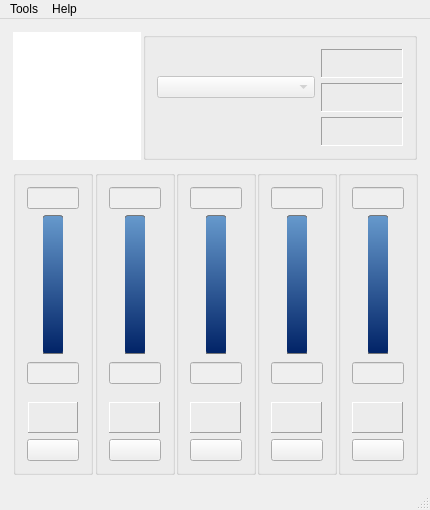
Before: the Qt Designer form gui_mainwindow.ui in Shub77/phoebetria-code, drawn with Qt 5.
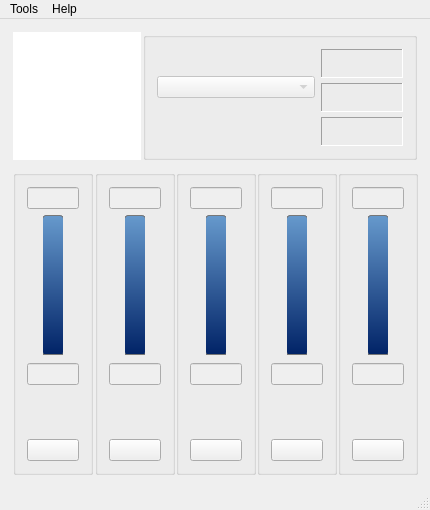
After: the same form once the commit is applied. Icons and pictures are not drawn.

Commit message: Converted Channel Icons to Buttons

```diff
--- a/gui_mainwindow.ui
+++ b/gui_mainwindow.ui
@@ -785,49 +785,42 @@
             <number>0</number>
            </property>
            <item>
-            <widget class="QLabel" name="label_9">
-             <property name="sizePolicy">
-              <sizepolicy hsizetype="Fixed" vsizetype="Fixed">
-               <horstretch>0</horstretch>
-               <verstretch>0</verstretch>
-              </sizepolicy>
-             </property>
+            <widget class="QPushButton" name="ctrl_channel1Select">
              <property name="minimumSize">
               <size>
                <width>50</width>
                <height>30</height>
               </size>
              </property>
-             <property name="font">
-              <font>
-               <family>Arial Black</family>
-               <pointsize>16</pointsize>
-               <weight>50</weight>
-               <italic>false</italic>
-               <bold>false</bold>
-              </font>
-             </property>
-             <property name="toolTip">
-              <string>Channel</string>
+             <property name="maximumSize">
+              <size>
+               <width>50</width>
+               <height>30</height>
+              </size>
              </property>
              <property name="styleSheet">
-              <string notr="true">background-image: url(:/Images/channel_1.png);
-margin:-2px;</string>
+              <string notr="true">QPushButton {
+	border: none;
+	margin: 0px;
+    padding: 0px;
+	image: url(:/Images/channel_1.png)
+}
+
+QPushButton:hover {
+	border: none;
+	margin: 0px;
+    padding: 0px;
+	image: url(:/Images/channel_1_hover.png)
+}</string>
              </property>
-             <property name="frameShape">
-              <enum>QFrame::Panel</enum>
+             <property name="iconSize">
+              <size>
+               <width>50</width>
+               <height>30</height>
+              </size>
              </property>
-             <property name="frameShadow">
-              <enum>QFrame::Raised</enum>
-             </property>
-             <property name="text">
-              <string/>
-             </property>
-             <property name="alignment">
-              <set>Qt::AlignCenter</set>
-             </property>
-             <property name="indent">
-              <number>0</number>
+             <property name="flat">
+              <bool>false</bool>
              </property>
             </widget>
            </item>
@@ -1079,47 +1072,49 @@
          </item>
          <item>
           <layout class="QHBoxLayout" name="horizontalLayout_20">
+           <property name="spacing">
+            <number>0</number>
+           </property>
            <item>
-            <widget class="QLabel" name="label_6">
-             <property name="sizePolicy">
-              <sizepolicy hsizetype="Fixed" vsizetype="Fixed">
-               <horstretch>0</horstretch>
-               <verstretch>0</verstretch>
-              </sizepolicy>
-             </property>
+            <widget class="QPushButton" name="ctrl_channel2Select">
              <property name="minimumSize">
               <size>
-               <width>51</width>
+               <width>50</width>
                <height>30</height>
               </size>
              </property>
-             <property name="font">
-              <font>
-               <family>Arial Black</family>
-               <pointsize>16</pointsize>
-              </font>
-             </property>
-             <property name="toolTip">
-              <string>Channel</string>
+             <property name="maximumSize">
+              <size>
+               <width>50</width>
+               <height>30</height>
+              </size>
              </property>
              <property name="styleSheet">
-              <string notr="true">background-image: url(:/Images/channel_2.png);
-margin:-2px;</string>
-             </property>
-             <property name="frameShape">
-              <enum>QFrame::Panel</enum>
-             </property>
-             <property name="frameShadow">
-              <enum>QFrame::Raised</enum>
+              <string notr="true">QPushButton {
+	border: none;
+	margin: 0px;
+    padding: 0px;
+	image: url(:/Images/channel_2.png)
+}
+
+QPushButton:hover {
+	border: none;
+	margin: 0px;
+    padding: 0px;
+	image: url(:/Images/channel_2_hover.png)
+}</string>
              </property>
              <property name="text">
               <string/>
              </property>
-             <property name="alignment">
-              <set>Qt::AlignCenter</set>
+             <property name="iconSize">
+              <size>
+               <width>50</width>
+               <height>30</height>
+              </size>
              </property>
-             <property name="indent">
-              <number>0</number>
+             <property name="flat">
+              <bool>false</bool>
              </property>
             </widget>
            </item>
@@ -1371,47 +1366,49 @@
          </item>
          <item>
           <layout class="QHBoxLayout" name="horizontalLayout_26">
+           <property name="spacing">
+            <number>0</number>
+           </property>
            <item>
-            <widget class="QLabel" name="label_7">
-             <property name="sizePolicy">
-              <sizepolicy hsizetype="Fixed" vsizetype="Fixed">
-               <horstretch>0</horstretch>
-               <verstretch>0</verstretch>
-              </sizepolicy>
-             </property>
+            <widget class="QPushButton" name="ctrl_channel3Select">
              <property name="minimumSize">
               <size>
-               <width>51</width>
+               <width>50</width>
                <height>30</height>
               </size>
              </property>
-             <property name="font">
-              <font>
-               <family>Arial Black</family>
-               <pointsize>16</pointsize>
-              </font>
-             </property>
-             <property name="toolTip">
-              <string>Channel</string>
+             <property name="maximumSize">
+              <size>
+               <width>50</width>
+               <height>30</height>
+              </size>
              </property>
              <property name="styleSheet">
-              <string notr="true">background-image: url(:/Images/channel_3.png);
-margin:-2px;</string>
-             </property>
-             <property name="frameShape">
-              <enum>QFrame::Panel</enum>
-             </property>
-             <property name="frameShadow">
-              <enum>QFrame::Raised</enum>
+              <string notr="true">QPushButton {
+	border: none;
+	margin: 0px;
+    padding: 0px;
+	image: url(:/Images/channel_3.png)
+}
+
+QPushButton:hover {
+	border: none;
+	margin: 0px;
+    padding: 0px;
+	image: url(:/Images/channel_3_hover.png)
+}</string>
              </property>
              <property name="text">
               <string/>
              </property>
-             <property name="alignment">
-              <set>Qt::AlignCenter</set>
+             <property name="iconSize">
+              <size>
+               <width>50</width>
+               <height>30</height>
+              </size>
              </property>
-             <property name="indent">
-              <number>0</number>
+             <property name="flat">
+              <bool>false</bool>
              </property>
             </widget>
            </item>
@@ -1663,47 +1660,49 @@
          </item>
          <item>
           <layout class="QHBoxLayout" name="horizontalLayout_28">
+           <property name="spacing">
+            <number>0</number>
+           </property>
            <item>
-            <widget class="QLabel" name="label_5">
-             <property name="sizePolicy">
-              <sizepolicy hsizetype="Fixed" vsizetype="Fixed">
-               <horstretch>0</horstretch>
-               <verstretch>0</verstretch>
-              </sizepolicy>
-             </property>
+            <widget class="QPushButton" name="ctrl_channel4Select">
              <property name="minimumSize">
               <size>
-               <width>51</width>
+               <width>50</width>
                <height>30</height>
               </size>
              </property>
-             <property name="font">
-              <font>
-               <family>Arial Black</family>
-               <pointsize>16</pointsize>
-              </font>
-             </property>
-             <property name="toolTip">
-              <string>Channel</string>
+             <property name="maximumSize">
+              <size>
+               <width>50</width>
+               <height>30</height>
+              </size>
              </property>
              <property name="styleSheet">
-              <string notr="true">background-image: url(:/Images/channel_4.png);
-margin:-2px;</string>
-             </property>
-             <property name="frameShape">
-              <enum>QFrame::Panel</enum>
-             </property>
-             <property name="frameShadow">
-              <enum>QFrame::Raised</enum>
+              <string notr="true">QPushButton {
+	border: none;
+	margin: 0px;
+    padding: 0px;
+	image: url(:/Images/channel_4.png)
+}
+
+QPushButton:hover {
+	border: none;
+	margin: 0px;
+    padding: 0px;
+	image: url(:/Images/channel_4_hover.png)
+}</string>
              </property>
              <property name="text">
               <string/>
              </property>
-             <property name="alignment">
-              <set>Qt::AlignCenter</set>
+             <property name="iconSize">
+              <size>
+               <width>50</width>
+               <height>30</height>
+              </size>
              </property>
-             <property name="indent">
-              <number>0</number>
+             <property name="flat">
+              <bool>false</bool>
              </property>
             </widget>
            </item>
@@ -1955,47 +1954,49 @@
          </item>
          <item>
           <layout class="QHBoxLayout" name="horizontalLayout_33">
+           <property name="spacing">
+            <number>0</number>
+           </property>
            <item>
-            <widget class="QLabel" name="label_8">
-             <property name="sizePolicy">
-              <sizepolicy hsizetype="Fixed" vsizetype="Fixed">
-               <horstretch>0</horstretch>
-               <verstretch>0</verstretch>
-              </sizepolicy>
-             </property>
+            <widget class="QPushButton" name="ctrl_channel5Select">
              <property name="minimumSize">
               <size>
-               <width>51</width>
+               <width>50</width>
                <height>30</height>
               </size>
              </property>
-             <property name="font">
-              <font>
-               <family>Arial Black</family>
-               <pointsize>16</pointsize>
-              </font>
-             </property>
-             <property name="toolTip">
-              <string>Channel</string>
+             <property name="maximumSize">
+              <size>
+               <width>50</width>
+               <height>30</height>
+              </size>
              </property>
              <property name="styleSheet">
-              <string notr="true">background-image: url(:/Images/channel_5.png);
-margin:-2px;</string>
-             </property>
-             <property name="frameShape">
-              <enum>QFrame::Panel</enum>
-             </property>
-             <property name="frameShadow">
-              <enum>QFrame::Raised</enum>
+              <string notr="true">QPushButton {
+	border: none;
+	margin: 0px;
+    padding: 0px;
+	image: url(:/Images/channel_5.png)
+}
+
+QPushButton:hover {
+	border: none;
+	margin: 0px;
+    padding: 0px;
+	image: url(:/Images/channel_5_hover.png)
+}</string>
              </property>
              <property name="text">
               <string/>
              </property>
-             <property name="alignment">
-              <set>Qt::AlignCenter</set>
+             <property name="iconSize">
+              <size>
+               <width>50</width>
+               <height>30</height>
+              </size>
              </property>
-             <property name="indent">
-              <number>0</number>
+             <property name="flat">
+              <bool>false</bool>
              </property>
             </widget>
            </item>
```
Left out of the diff: 8 changed lines with no effect on the pictures. The commit also changes 8 other files.
